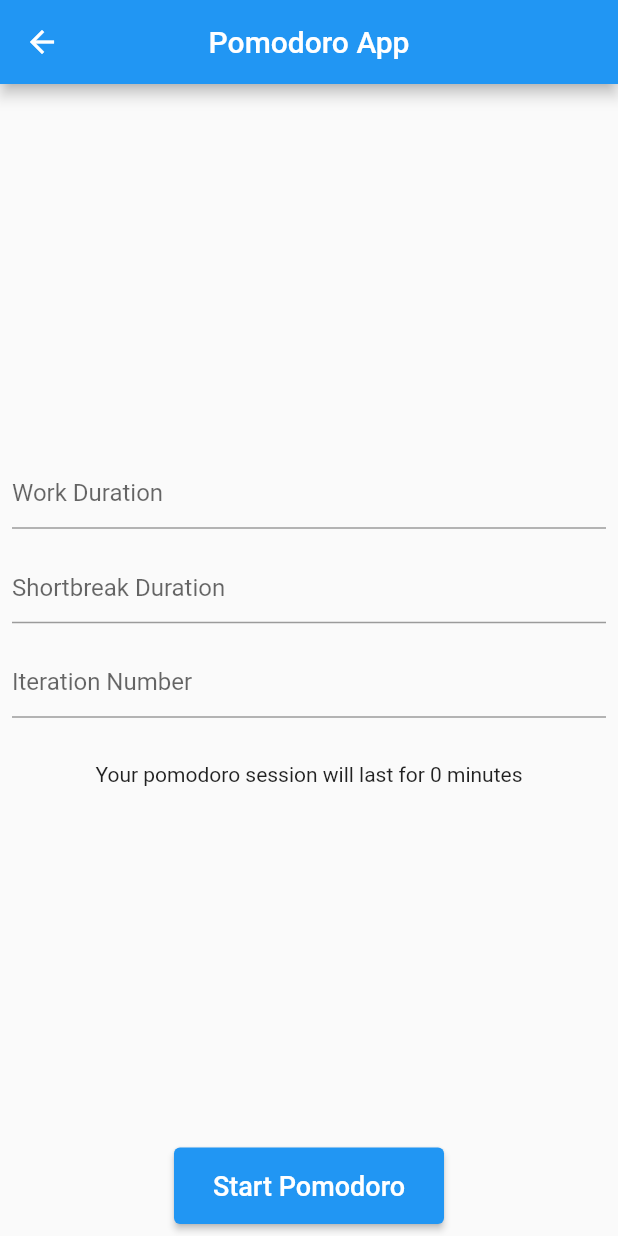
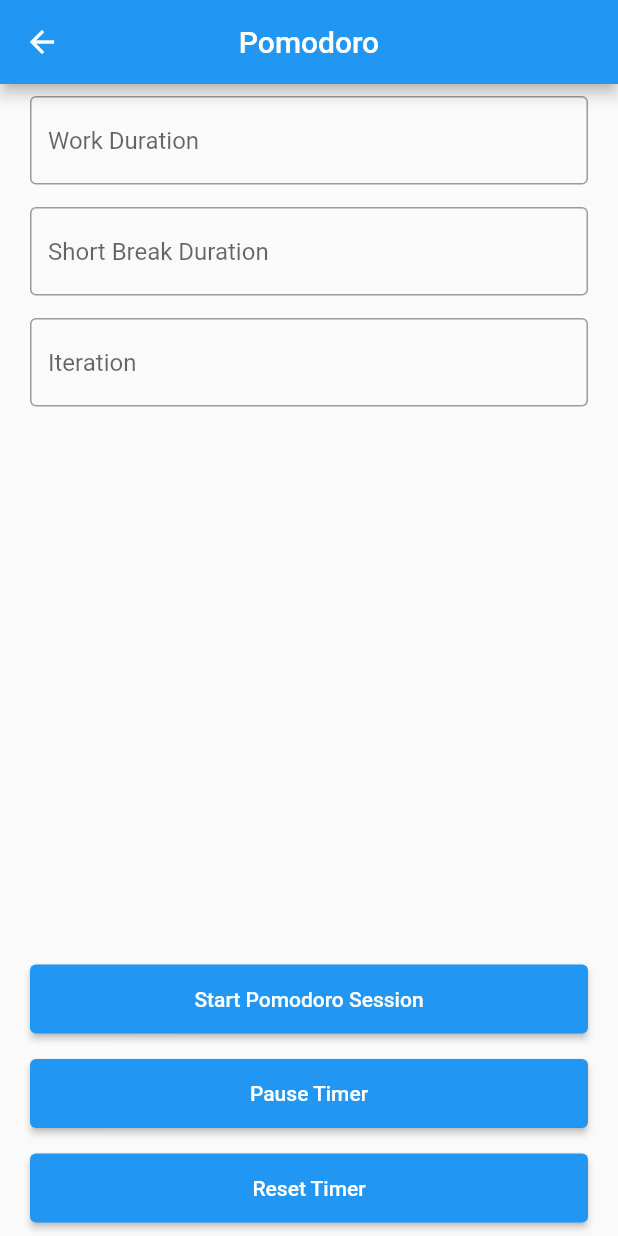
Before and after one commit to qawitherev/pomodoroBloc, a Flutter app: the screen it shows after launch, after a tap on "Pomodoro App", on a phone screen of 412 x 824 dp. Run offline on Flutter 3.47's test engine with Material 2 defaults, Android fonts, the phone set to English and light mode, and no system bars.

Commit message:
pomodoro working

```diff
--- a/lib/main.dart
+++ b/lib/main.dart
@@ -1,6 +1,6 @@
 import 'package:flutter/material.dart';
-import 'package:pomodoro/pomodoro/provider.dart';
-import 'package:pomodoro/pomodoro/view.dart';
+import 'package:pomodoro/providers/pomodoro_provider.dart';
+import 'package:pomodoro/views/pomodoro_page.dart';
 import 'package:provider/provider.dart';
 
 void main() {
@@ -33,13 +33,20 @@ class HomeScreen extends StatelessWidget {
         title: const Text("Pomodoro App"),
         centerTitle: true,
       ),
-      body: Center(
+      body: Padding(
+        padding: const EdgeInsets.all(8.0),
+        child: Center(
           child: Column(
+            mainAxisAlignment: MainAxisAlignment.center,
             children: [
-            const Text("This is Pomodoro App", style: TextStyle(fontSize: 24),),
+              const Text(
+                "This is Pomodoro App", style: TextStyle(fontSize: 24),),
               const SizedBox(height: 15,),
-            ElevatedButton(onPressed: () => Navigator.push(context, MaterialPageRoute(builder: (context) => PomodoroPage())), child: Padding(
-              padding: const EdgeInsets.symmetric(horizontal: 10, vertical: 15),
+              ElevatedButton(onPressed: () =>
+                  Navigator.push(context,
+                      MaterialPageRoute(builder: (context) => PomodoroPage())),
+                child: const Padding(
+                  padding: EdgeInsets.symmetric(horizontal: 10, vertical: 15),
                   child: Center(
                     child: Text(
                         "Pomodoro App"
@@ -50,6 +57,7 @@ class HomeScreen extends StatelessWidget {
             ],
           ),
         ),
+      ),
     );
   }
 }
--- /dev/null
+++ b/lib/models/pomodoro_models.dart
@@ -0,0 +1,12 @@
+class PomodoroModel {
+  int workDuration;
+  int shortBreakDuration;
+  int iteration;
+
+  PomodoroModel({this.workDuration = 0, this.shortBreakDuration = 0, this.iteration = 0});
+
+  @override
+  String toString() {
+    return "{workDuration: $workDuration, shortBreakDuration: $shortBreakDuration, iteration: $iteration";
+  }
+}
--- a/lib/pomodoro/provider.dart
+++ /dev/null
@@ -1,20 +0,0 @@
-import 'package:flutter/material.dart';
-
-class PomodoroProvider extends ChangeNotifier {
-  int duration = 25;
-  int shortBreak = 5;
-  int iteration = 4;
-  int totalDuration = 0;
-
-  void updatePomodoroSettings(int duration, int shortBreak, int iteration) {
-    this.duration = duration;
-    this.shortBreak = shortBreak;
-    this.iteration = iteration;
-  }
-
-  void showTotalDuration() {
-    totalDuration = duration*iteration;
-    print("totalDuration: $totalDuration");
-    notifyListeners();
-  }
-}
--- a/lib/pomodoro/view.dart
+++ /dev/null
@@ -1,100 +0,0 @@
-import 'package:flutter/material.dart';
-import 'package:provider/provider.dart';
-
-import 'provider.dart';
-
-class PomodoroPage extends StatelessWidget {
-  final workDurationController = TextEditingController();
-  final shortBreakController = TextEditingController();
-  final iterationController = TextEditingController();
-
-  PomodoroPage({super.key});
-
-  @override
-  Widget build(BuildContext context) {
-    return ChangeNotifierProvider(
-      create: (BuildContext context) => PomodoroProvider(),
-      builder: (context, child) => _buildPage(context),
-    );
-  }
-
-  Widget _buildPage(BuildContext context) {
-    final provider = context.read<PomodoroProvider>();
-
-    return Scaffold(
-      appBar: AppBar(
-        title: const Text("Pomodoro App"),
-        centerTitle: true,
-      ),
-      body: Padding(
-        padding: const EdgeInsets.all(8.0),
-        child: Center(
-          child: Column(
-            children: [
-              Expanded(
-                child: Column(
-                  mainAxisAlignment: MainAxisAlignment.center,
-                  children: [
-                    TextField(
-                      decoration:
-                          const InputDecoration(hintText: 'Work Duration'),
-                      controller: workDurationController,
-                      keyboardType: TextInputType.number,
-                    ),
-                    const SizedBox(
-                      height: 15,
-                    ),
-                    TextField(
-                      decoration: const InputDecoration(
-                          hintText: 'Shortbreak Duration'),
-                      controller: shortBreakController,
-                      keyboardType: TextInputType.number,
-                    ),
-                    const SizedBox(
-                      height: 15,
-                    ),
-                    TextField(
-                      decoration:
-                          const InputDecoration(hintText: 'Iteration Number'),
-                      controller: iterationController,
-                      keyboardType: TextInputType.number,
-                    ),
-                    const SizedBox(
-                      height: 30,
-                    ),
-                    Consumer<PomodoroProvider>(
-                      builder: (context, provider, child) {
-                        return Text(
-                            "Your pomodoro session will last for ${provider.totalDuration} minutes");
-                      },
-                    ),
-                  ],
-                ),
-              ),
-              ElevatedButton(
-                  onPressed: () {
-                    final workDuration =
-                        int.tryParse(workDurationController.text) ?? 25;
-                    final shortBreak =
-                        int.tryParse(shortBreakController.text) ?? 5;
-                    final iteration =
-                        int.tryParse(iterationController.text) ?? 4;
-
-                    provider.updatePomodoroSettings(
-                        workDuration, shortBreak, iteration);
-                    provider.showTotalDuration();
-                  },
-                  child: const Padding(
-                    padding: EdgeInsets.symmetric(horizontal: 10, vertical: 15),
-                    child: Text(
-                      "Start Pomodoro",
-                      style: TextStyle(fontSize: 18),
-                    ),
-                  ))
-            ],
-          ),
-        ),
-      ),
-    );
-  }
-}
--- /dev/null
+++ b/lib/views/pomodoro_page.dart
@@ -0,0 +1,130 @@
+import 'package:flutter/material.dart';
+import 'package:pomodoro/models/pomodoro_models.dart';
+import 'package:pomodoro/providers/pomodoro_provider.dart';
+import 'package:provider/provider.dart';
+
+class PomodoroPage extends StatelessWidget {
+  final vertBox = const SizedBox(
+    height: 15,
+  );
+  final workDurationController = TextEditingController();
+  final shortBreakDurationController = TextEditingController();
+  final iterationController = TextEditingController();
+
+  PomodoroPage({super.key});
+
+  @override
+  Widget build(BuildContext context) {
+    final width = MediaQuery.of(context).size.width;
+    final provider = Provider.of<PomodoroProvider>(context);
+    return Scaffold(
+      appBar: AppBar(
+        title: const Text("Pomodoro"),
+        centerTitle: true,
+      ),
+      body: Padding(
+        padding: const EdgeInsets.all(8),
+        child: Center(
+          child: SizedBox(
+            width: width - 40,
+            child: Column(
+              children: [
+                Expanded(
+                  child: Column(
+                    crossAxisAlignment: CrossAxisAlignment.center,
+                    children: [
+                      TextField(
+                        controller: workDurationController,
+                        decoration: const InputDecoration(
+                          hintText: "Work Duration",
+                          border: OutlineInputBorder(),
+                        ),
+                        keyboardType: TextInputType.number,
+                      ),
+                      vertBox,
+                      TextField(
+                        controller: shortBreakDurationController,
+                        decoration: const InputDecoration(
+                          hintText: "Short Break Duration",
+                          border: OutlineInputBorder(),
+                        ),
+                        keyboardType: TextInputType.number,
+                      ),
+                      vertBox,
+                      TextField(
+                        controller: iterationController,
+                        decoration: const InputDecoration(
+                          hintText: "Iteration",
+                          border: OutlineInputBorder(),
+                        ),
+                        keyboardType: TextInputType.number,
+                      ),
+                      vertBox,
+                      vertBox,
+                    ],
+                  ),
+                ),
+                Column(
+                  children: [
+                    ElevatedButton(
+                      onPressed: () {
+                        int workDuration =
+                            int.tryParse(workDurationController.text) ?? 0;
+                        // print(provider)
+                        int breakDuration = int.tryParse(shortBreakDurationController.text) ?? 0;
+                        int iteration = int.tryParse(iterationController.text) ?? 0;
+                        final model = PomodoroModel(workDuration: workDuration, shortBreakDuration: breakDuration, iteration: iteration);
+                        if (workDuration == 0 || breakDuration ==0 || iteration==0) {
+                          ScaffoldMessenger.of(context).showSnackBar(const SnackBar(content: Text("Cannot be 0"), duration: Duration(seconds: 2),));
+                          return;
+                        }
+                        provider.initPomodoro(model);
+                      },
+                      child: const Center(
+                        child: Padding(
+                          padding: EdgeInsets.symmetric(
+                              horizontal: 10, vertical: 15),
+                          child: Text(
+                            "Start Pomodoro Session",
+                          ),
+                        ),
+                      ),
+                    ),
+                    vertBox,
+                    ElevatedButton(
+                      onPressed: () => provider.pauseTimer(),
+                      child: const Center(
+                        child: Padding(
+                          padding: EdgeInsets.symmetric(
+                              horizontal: 10, vertical: 15),
+                          child: Text(
+                            "Pause Timer",
+                          ),
+                        ),
+                      ),
+                    ),
+                    vertBox,
+                    ElevatedButton(
+                      onPressed: () {
+                        provider.stopTimer();
+                      },
+                      child: const Center(
+                        child: Padding(
+                          padding: EdgeInsets.symmetric(
+                              horizontal: 10, vertical: 15),
+                          child: Text(
+                            "Reset Timer",
+                          ),
+                        ),
+                      ),
+                    ),
+                  ],
+                )
+              ],
+            ),
+          ),
+        ),
+      ),
+    );
+  }
+}
```
Also changed, not shown: lib/providers/pomodoro_provider.dart (added, +138 -0 lines). Lines whose indentation alone changed are shown as unchanged.
